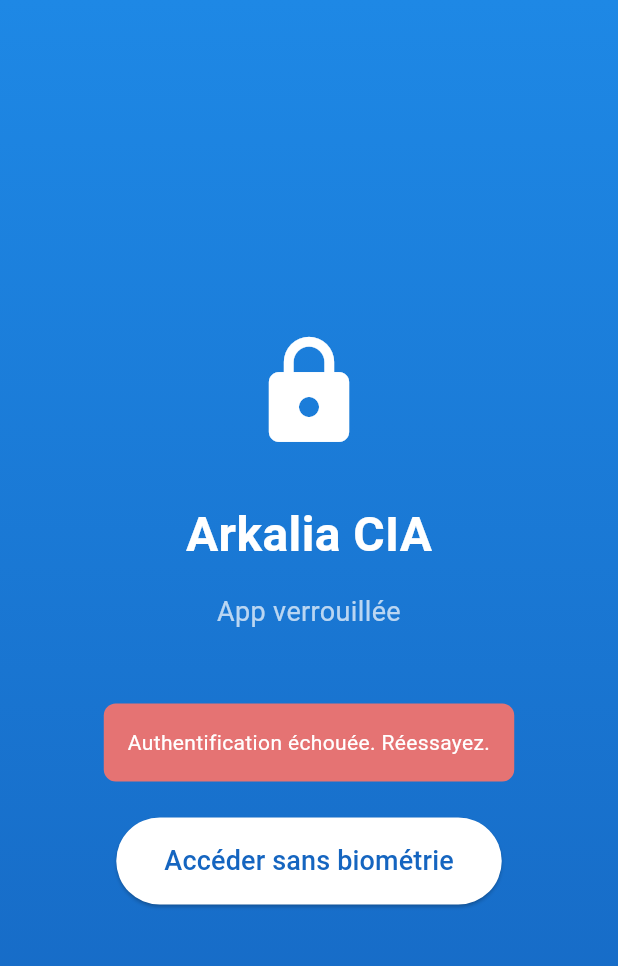
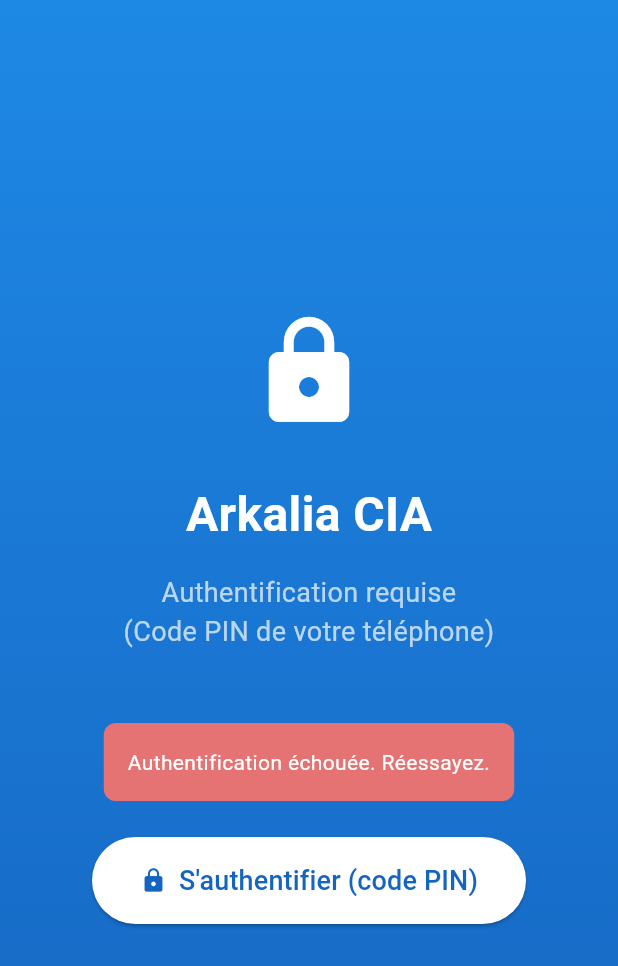
Before and after one commit to arkalia-luna-system/arkalia-cia, a Flutter app: the screen it shows after launch, on a phone screen of 412 x 824 dp. Shown: the top 966 px of the screen. Run offline on Flutter 3.47's test engine with Material 3 defaults, Android fonts, the phone set to English and light mode, and no system bars; our stand-ins replace connectivity_plus, file_picker, fl_chart, flutter_contacts, flutter_local_notifications, flutter_secure_storage and 8 more; missing offline and left inert: device_calendar, encrypt; accounts and stored records are empty.

```diff
--- a/arkalia_cia/lib/screens/lock_screen.dart
+++ b/arkalia_cia/lib/screens/lock_screen.dart
@@ -152,8 +152,8 @@ class _LockScreenState extends State<LockScreen> {
                   // Message
                   Text(
                     _isBiometricAvailable
-                        ? 'Authentification biométrique requise'
-                        : 'App verrouillée',
+                        ? 'Authentification requise\n(Empreinte ou code PIN de votre téléphone)'
+                        : 'Authentification requise\n(Code PIN de votre téléphone)',
                     style: const TextStyle(
                       fontSize: 18,
                       color: Colors.white70,
@@ -179,7 +179,8 @@ class _LockScreenState extends State<LockScreen> {
                     ),
 
                   // Bouton d'authentification
-                  if (_isBiometricAvailable)
+                  // Toujours afficher le bouton, même si la biométrie n'est pas disponible
+                  // Le système proposera automatiquement le PIN du téléphone
                   ElevatedButton.icon(
                     onPressed: _isAuthenticating ? null : _authenticate,
                     icon: _isAuthenticating
@@ -191,11 +192,13 @@ class _LockScreenState extends State<LockScreen> {
                               valueColor: AlwaysStoppedAnimation<Color>(Colors.white),
                             ),
                           )
-                          : const Icon(Icons.fingerprint),
+                        : Icon(_isBiometricAvailable ? Icons.fingerprint : Icons.lock),
                     label: Text(
                       _isAuthenticating
                           ? 'Authentification...'
-                            : 'S\'authentifier',
+                          : _isBiometricAvailable
+                              ? 'S\'authentifier (empreinte ou PIN)'
+                              : 'S\'authentifier (code PIN)',
                       style: const TextStyle(fontSize: 18),
                     ),
                     style: ElevatedButton.styleFrom(
@@ -209,22 +212,6 @@ class _LockScreenState extends State<LockScreen> {
                         borderRadius: BorderRadius.circular(30),
                       ),
                     ),
-                    )
-                  else
-                    ElevatedButton(
-                      onPressed: _unlockApp,
-                      style: ElevatedButton.styleFrom(
-                        backgroundColor: Colors.white,
-                        foregroundColor: Colors.blue[800],
-                        padding: const EdgeInsets.symmetric(
-                          horizontal: 32,
-                          vertical: 16,
-                        ),
-                      ),
-                      child: const Text(
-                        'Accéder sans biométrie',
-                        style: TextStyle(fontSize: 18),
-                      ),
                   ),
                 ],
               ),
--- a/arkalia_cia/lib/services/auth_service.dart
+++ b/arkalia_cia/lib/services/auth_service.dart
@@ -26,7 +26,15 @@ class AuthService {
     }
   }
 
-  /// Authentifie l'utilisateur avec biométrie
+  /// Authentifie l'utilisateur avec biométrie ou code PIN système
+  ///
+  /// Avec biometricOnly: false, le système propose :
+  /// 1. D'abord la biométrie (empreinte/visage) si disponible
+  /// 2. Si la biométrie échoue ou n'est pas disponible, le système propose
+  ///    automatiquement le code PIN/mot de passe de déverrouillage du téléphone
+  ///
+  /// L'utilisateur n'a pas besoin de créer un PIN séparé pour l'app,
+  /// il utilise le même PIN que celui de son téléphone.
   static Future<bool> authenticate({
     String reason = 'Authentification requise pour accéder à Arkalia CIA',
     bool useErrorDialogs = true,
@@ -38,7 +46,7 @@ class AuthService {
         options: AuthenticationOptions(
           useErrorDialogs: useErrorDialogs,
           stickyAuth: stickyAuth,
-          biometricOnly: false,
+          biometricOnly: false, // false = permet biométrie OU PIN système du téléphone
         ),
       );
       return didAuthenticate;
```
Also changed, not shown: 8 other files. Lines whose indentation alone changed are shown as unchanged.
